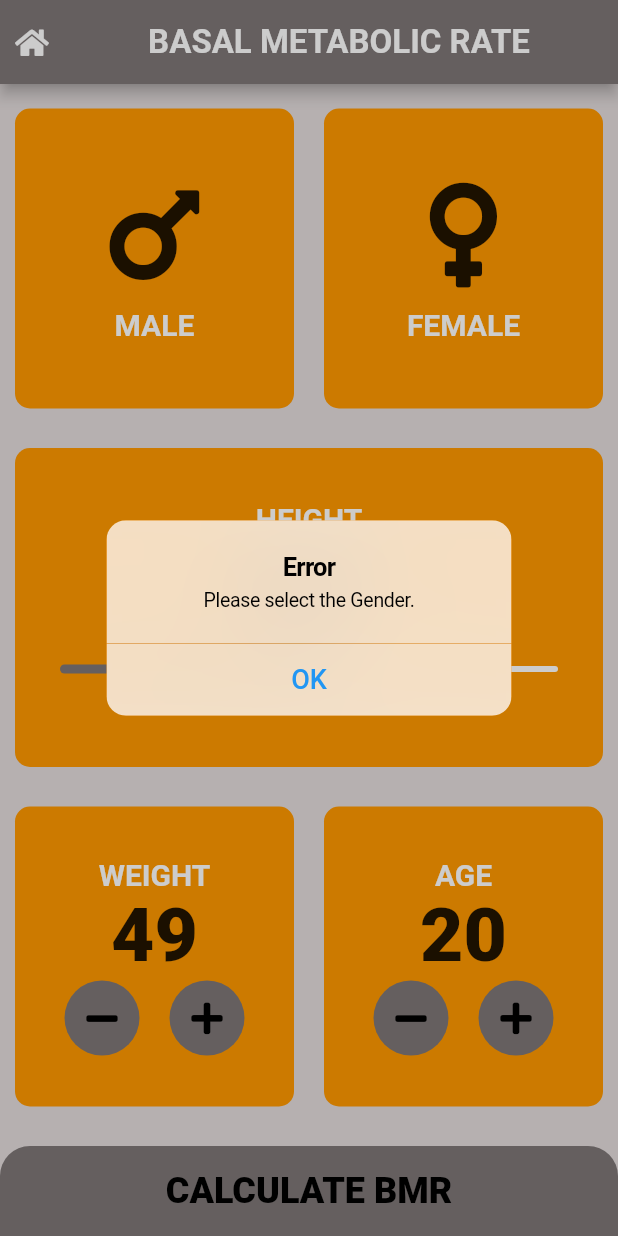
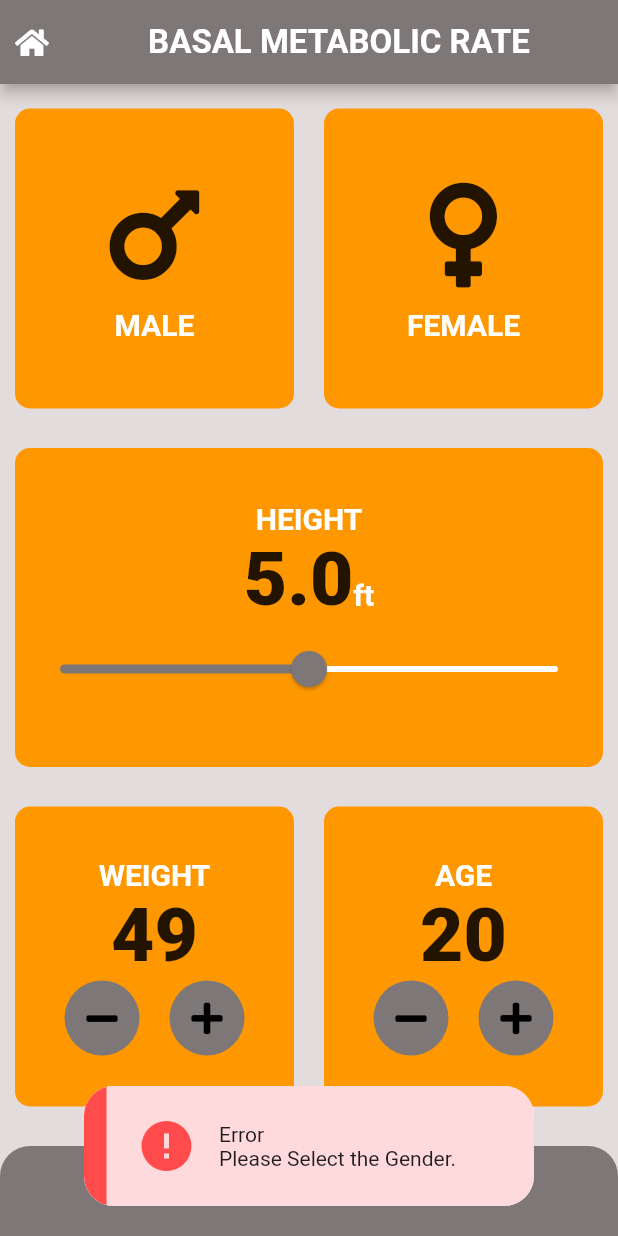
Before and after one commit to IamShahabAlam/You-re-Fit-App, a Flutter app: the BMR_Page screen opened directly, after a tap on "CALCULATE BMR", on a phone screen of 412 x 824 dp. Run offline on Flutter 3.47's test engine with Material 2 defaults, Android fonts, the phone set to English and light mode, and no system bars; our stand-ins replace animated_splash_screen, font_awesome_flutter, motion_toast.

Commit message:
Initial Commit

```diff
--- a/lib/screens/bmr_page.dart
+++ b/lib/screens/bmr_page.dart
@@ -2,14 +2,14 @@ import 'dart:async';
 import 'package:flutter/cupertino.dart';
 import 'package:flutter/material.dart';
 import 'package:font_awesome_flutter/font_awesome_flutter.dart';
+import 'package:motion_toast/motion_toast.dart';
+import 'package:motion_toast/resources/arrays.dart';
 import 'package:youre_fit/components/bmr_brain.dart';
 import 'package:youre_fit/components/buttons.dart';
 import 'package:youre_fit/components/conatiners.dart';
 import 'package:youre_fit/components/icon_content.dart';
 import 'package:youre_fit/screens/bmr_Result.dart';
 import 'package:youre_fit/components/constants.dart';
-import 'package:fluttertoast/fluttertoast.dart';
-
 import 'home.dart';
 
 enum Gender {
@@ -299,21 +299,32 @@ class _BMR_PageState extends State<BMR_Page> {
               ));
             } else {
 
-              showCupertinoDialog( context: context,      // Cupertino (Ios)
-              builder: (BuildContext comtext){
-               return CupertinoAlertDialog(
-                  // elevation: 10,
-                  // backgroundColor: Colors.blueGrey[800],
-                  // titleTextStyle: TextStyle(color: Colors.white , fontWeight: FontWeight.bold , fontSize: 28),
-                  // contentTextStyle: TextStyle(color: Colors.white),
-                  title: Text("Error"),
-                  content: Text("Please select the Gender." ),
-                  actions: [
-                    TextButton(onPressed: (){ Navigator.pop(context);}, child: Text("OK", style: TextStyle( fontSize: 18 ,color: Colors.blue),)),
-                  ],
-                );
-              },
-              );
+              MotionToast.error(
+                title: Text("Error"),
+                description: Text("Please Select the Gender."),
+                width: 300.0,
+                // height: 220.0,
+                animationType: AnimationType.fromLeft,
+
+
+
+              ).show(context);
+
+              // showCupertinoDialog( context: context,      // Cupertino (Ios)
+              // builder: (BuildContext comtext){
+              //  return CupertinoAlertDialog(
+              //     // elevation: 10,
+              //     // backgroundColor: Colors.blueGrey[800],
+              //     // titleTextStyle: TextStyle(color: Colors.white , fontWeight: FontWeight.bold , fontSize: 28),
+              //     // contentTextStyle: TextStyle(color: Colors.white),
+              //     title: Text("Error"),
+              //     content: Text("Please select the Gender." ),
+              //     actions: [
+              //       TextButton(onPressed: (){ Navigator.pop(context);}, child: Text("OK", style: TextStyle( fontSize: 18 ,color: Colors.blue),)),
+              //     ],
+              //   );
+              // },
+              // );
 
               print("***ERROR*** \n No Gender is Selected");
             }
--- a/pubspec.yaml
+++ b/pubspec.yaml
@@ -30,7 +30,7 @@ dependencies:
   cupertino_icons: ^1.0.2
   font_awesome_flutter: ^9.1.0
   animated_splash_screen: ^1.1.0
-  fluttertoast: ^7.1.7
+  motion_toast: ^2.1.9
 
 dev_dependencies:
   flutter_test:
```
Also changed, not shown: pubspec.lock.
